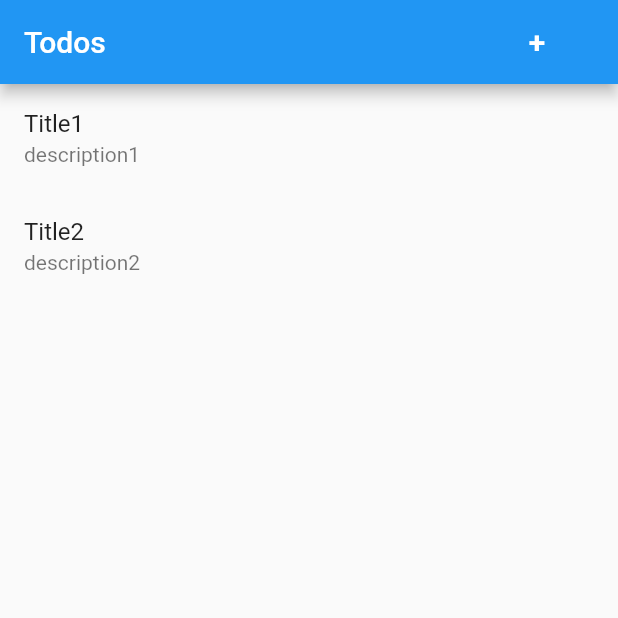
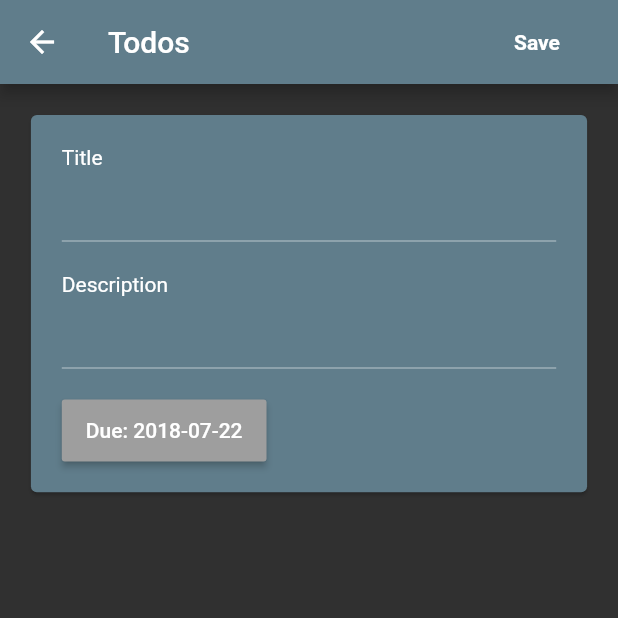
Before and after one commit to ViktorSimko/FlutterTodo, a Flutter app: the screen it shows after launch, after a tap on an icon or button, on a phone screen of 412 x 824 dp, the top half of it. Run offline on Flutter 3.47's test engine with Material 2 defaults, Android fonts, the phone set to English and light mode, and no system bars.

Commit message:
Add todo details screen and implement editing

```diff
--- a/lib/main.dart
+++ b/lib/main.dart
@@ -1,7 +1,8 @@
 import 'package:flutter/material.dart';
+
 import 'package:todo/entity/todo.dart';
-import 'package:todo/service/todo_api.dart';
 import 'package:todo/service/todo_api_in_mem.dart';
+import 'package:todo/widget/todo_list.dart';
 
 TodoAPIInMem api = TodoAPIInMem();
 
@@ -13,78 +14,10 @@ void main() {
   runApp(new MaterialApp(
     title: 'Todo',
     home: TodoList(api),
+    theme: ThemeData(
+      brightness: Brightness.dark,
+      primaryColor: Colors.blueGrey,
+      accentColor: Colors.cyanAccent,
+    ),
   ));
 }
-
-class TodoList extends StatefulWidget {
-  TodoAPI api;
-
-  TodoList(this.api);
-
-  @override
-  _TodoListState createState() => _TodoListState(api);
-}
-
-class _TodoListState extends State<TodoList> {
-  TodoAPI api;
-  List<Todo> todos = [];
-
-  _TodoListState(this.api);
-
-  @override
-  void initState() {
-    api.getAll().then((res) {
-      setState(() {
-        todos = res;
-      });
-    });
-
-    super.initState();
-  }
-
-  @override
-  Widget build(BuildContext context) {
-    return Scaffold(
-      appBar: AppBar(
-        title: Text('Todos'),
-        actions: <Widget>[
-          Container(
-            child: FlatButton(
-              child: Text(
-                "+", style:
-                TextStyle(
-                  fontSize: 20.0,
-                  fontWeight: FontWeight.bold,
-                  color: Color.fromARGB(255, 255, 255, 255)
-                )
-              ),
-              onPressed: () {
-                //Navigator.of(context).push()
-              },
-              shape: CircleBorder(),
-            ),
-            padding: EdgeInsets.all(10.0),
-          ),
-        ]
-      ),
-      body: ListView(
-        children: _buildTodoItems(),
-      ),
-    );
-  }
-
-  List<_TodoItem> _buildTodoItems() {
-    return todos.map((todo) => new _TodoItem(todo)).toList();
-  }
-
-}
-
-class _TodoItem extends ListTile {
-
-  _TodoItem(Todo todo) :
-    super(
-      title: Text(todo.title),
-      subtitle: Text(todo.description),
-    );
-
-}
--- a/lib/service/api.dart
+++ b/lib/service/api.dart
@@ -10,7 +10,7 @@ abstract class API<E extends Entity> {
 
   Future<E> getOne({String id});
 
-  Future<void> updateOne({String id, E entity});
+  Future<void> updateOne({E entity});
 
   Future<void> deleteOne({String id});
 
--- a/lib/service/todo_api.dart
+++ b/lib/service/todo_api.dart
@@ -9,7 +9,7 @@ abstract class TodoAPI implements API<Todo> {
 
   getOne({String id});
 
-  updateOne({String id, Todo entity});
+  updateOne({Todo entity});
 
   deleteOne({String id});
 
--- a/lib/service/todo_api_in_mem.dart
+++ b/lib/service/todo_api_in_mem.dart
@@ -13,15 +13,26 @@ class TodoAPIInMem implements TodoAPI {
   }
 
   getAll() {
-    return Future.value(todos);
+    List<Todo> todosToReturn = [];
+    for (final todo in todos) {
+      todosToReturn.add(Todo(todo.id, todo.title, todo.description, todo.due));
+    }
+
+    return Future.value(todosToReturn);
   }
 
   getOne({String id}) {
-    return Future.value(todos.where((todo) => todo.id == id).first);
+    final todosMatching = todos.where((todo) => todo.id == id);
+    if (todosMatching.length == 0) {
+      return Future.value(null);
+    }
+    final todo = todosMatching.first;
+    final todoToReturn = Todo(todo.id, todo.title, todo.description, todo.due);
+    return Future.value(todoToReturn);
   }
 
-  updateOne({String id, Todo entity}) {
-    var index = todos.indexWhere((todo) => todo.id == id);
+  updateOne({Todo entity}) {
+    var index = todos.indexWhere((todo) => todo.id == entity.id);
     todos[index] = entity;
     return Future.value();
   }
--- a/lib/service/todo_api_web.dart
+++ b/lib/service/todo_api_web.dart
@@ -15,7 +15,7 @@ class TodoAPIWeb implements TodoAPI {
     return null;
   }
 
-  updateOne({String id, Todo entity}) {
+  updateOne({Todo entity}) {
     return null;
   }
 
--- /dev/null
+++ b/lib/widget/todo_details.dart
@@ -0,0 +1,140 @@
+import 'package:flutter/material.dart';
+import 'package:intl/intl.dart';
+
+import 'package:todo/entity/todo.dart';
+
+class TodoDetails extends StatefulWidget {
+  Todo todo;
+
+  TodoDetails(this.todo);
+
+  @override
+  _TodoDetailsState createState() => _TodoDetailsState();
+}
+
+class _TodoDetailsState extends State<TodoDetails> {
+
+  var _due = DateTime.now();
+
+  final _formKey = GlobalKey<FormState>();
+  final _formatter = DateFormat('yyyy-MM-dd');
+  final _titleEditingController = TextEditingController();
+  final _descriptionEditingController = TextEditingController();
+
+  @override
+  void initState() {
+    if (widget.todo != null) {
+      _due = widget.todo.due;
+      _titleEditingController.text = widget.todo.title;
+      _descriptionEditingController.text = widget.todo.description;
+    }
+
+    super.initState();
+  }
+
+  @override
+  void dispose() {
+    _titleEditingController.dispose();
+    _descriptionEditingController.dispose();
+
+    super.dispose();
+  }
+
+  @override
+  Widget build(BuildContext context) {
+    final gap = MediaQuery.of(context).size.width * 0.05;
+    final nonEmptyValidator = (value) {
+      if (value.isEmpty) {
+        return "This field can't be empty";
+      }
+    };
+
+    return Scaffold(
+      appBar: AppBar(
+        title: Text('Todos'),
+        actions: <Widget>[
+          Container(
+            child: FlatButton(
+              child: Text(
+                "Save", style:
+                TextStyle(
+                  fontWeight: FontWeight.bold,
+                  color: Colors.white,
+                ),
+              ),
+              onPressed: () {
+                if (!_formKey.currentState.validate()) {
+                  return;
+                }
+
+                final title = _titleEditingController.text;
+                final description = _descriptionEditingController.text;
+
+                var todoToReturn = Todo('', title, description, _due);
+                if (widget.todo != null) {
+                  todoToReturn.id = widget.todo.id;
+                }
+                Navigator.pop(context, todoToReturn);
+              },
+            ),
+            padding: EdgeInsets.all(10.0),
+          ),
+        ],
+      ),
+      body: Card(
+        margin: EdgeInsets.all(gap),
+        color: Colors.blueGrey,
+        child: IntrinsicHeight(
+          child: Padding(
+            padding: EdgeInsets.all(gap),
+            child: Form(
+              key: _formKey,
+              child: Column(
+                crossAxisAlignment: CrossAxisAlignment.start,
+                children: <Widget>[
+                  Text('Title'),
+                  TextFormField(
+                    validator: nonEmptyValidator,
+                    controller: _titleEditingController,
+                  ),
+                  Padding(
+                    padding: EdgeInsets.only(top: gap),
+                    child: Text('Description'),
+                  ),
+                  TextFormField(
+                    validator: nonEmptyValidator,
+                    controller: _descriptionEditingController,
+                  ),
+                  Padding(
+                    padding: EdgeInsets.only(top: gap),
+                    child: SizedBox(
+                      height: MediaQuery.of(context).size.width * .1,
+                      child: RaisedButton(
+                        onPressed: () async {
+                          var now = DateTime.now();
+                          final date = await showDatePicker(
+                            context: context,
+                            firstDate: now.isBefore(_due) ? now : _due,
+                            lastDate: DateTime(3000),
+                            initialDate: _due,
+                          );
+                          setState(() {
+                            if (date != null) {
+                              _due = date;
+                            }
+                          });
+                        },
+                        color: Colors.grey,
+                        child: Text("Due: ${_formatter.format(_due)}"),
+                      ),
+                    ),
+                  )
+                ],
+              ),
+            ),
+          ),
+        ),
+      ),
+    );
+  }
+}
--- /dev/null
+++ b/lib/widget/todo_list.dart
@@ -0,0 +1,129 @@
+import 'package:flutter/material.dart';
+
+import 'package:todo/entity/todo.dart';
+import 'package:todo/service/todo_api.dart';
+import 'package:todo/widget/todo_details.dart';
+
+class TodoList extends StatefulWidget {
+  TodoAPI api;
+
+  TodoList(this.api);
+
+  @override
+  _TodoListState createState() => _TodoListState();
+}
+
+class _TodoListState extends State<TodoList> {
+  List<Todo> _todos = [];
+
+  Widget _getListItem(Todo todo) {
+    final gap = MediaQuery.of(context).size.width * .05;
+
+    return Card(
+      color: Colors.blueGrey,
+      margin: EdgeInsets.symmetric(horizontal: gap, vertical: gap / 2),
+      child: ListTile(title: Text(todo.title)),
+    );
+  }
+
+  ListView _getList(List<Todo> todos) {
+    return ListView.builder(
+      itemCount: todos.length,
+      itemBuilder: (context, index) {
+        final todo = todos[index];
+
+        return Dismissible(
+          key: Key(todo.id),
+          onDismissed: (direction) async {
+            await widget.api.deleteOne(id: todo.id);
+            todos.removeWhere((t) => t.id == todo.id);
+            Scaffold
+              .of(context)
+              .showSnackBar(SnackBar(content: Text("${todo.title} removed")));
+          },
+          direction: DismissDirection.endToStart,
+          background: Container(color: Colors.red),
+          child: GestureDetector(
+            child: _getListItem(todo),
+            onTap: () async {
+              final Todo updatedTodo = await Navigator.push(
+                context,
+                MaterialPageRoute(builder: (context) => TodoDetails(todo)),
+              );
+
+              if (updatedTodo == null) {
+                return;
+              }
+
+              await widget.api.updateOne(entity: updatedTodo);
+              final i = _todos.indexWhere((t) => t.id == updatedTodo.id);
+              if (i == -1) {
+                return;
+              }
+
+              _todos[i] = updatedTodo;
+            },
+          ),
+        );
+      },
+    );
+  }
+
+  @override
+  Widget build(BuildContext context) {
+    final gap = MediaQuery.of(context).size.width * .05;
+
+    var listFutureBuilder = FutureBuilder(
+      future: widget.api.getAll(),
+      builder: (context, snapshot) {
+        switch(snapshot.connectionState)  {
+          case ConnectionState.waiting:
+            return CircularProgressIndicator();
+          case ConnectionState.done:
+            _todos = snapshot.data;
+            return Padding(
+              padding: EdgeInsets.only(top: gap / 2),
+              child: _getList(_todos),
+            );
+          default:
+        }
+      },
+    );
+
+    return Scaffold(
+      appBar: AppBar(
+        title: Text('Todos'),
+        actions: <Widget>[
+          Container(
+            child: FlatButton(
+              child: Text(
+                "+", style:
+                TextStyle(
+                  fontSize: 20.0,
+                  fontWeight: FontWeight.bold,
+                  color: Color.fromARGB(255, 255, 255, 255)
+                ),
+              ),
+              onPressed: () async {
+                final Todo todo = await Navigator.push(
+                  context,
+                  MaterialPageRoute(builder: (context) => TodoDetails(null)),
+                );
+
+                if (todo == null) {
+                  return;
+                }
+
+                await widget.api.addOne(entity: todo);
+                _todos.add(todo);
+              },
+              shape: CircleBorder(),
+            ),
+            padding: EdgeInsets.all(10.0),
+          ),
+        ],
+      ),
+      body: listFutureBuilder,
+    );
+  }
+}
--- a/pubspec.yaml
+++ b/pubspec.yaml
@@ -9,9 +9,13 @@ dependencies:
   # Use with the CupertinoIcons class for iOS style icons.
   cupertino_icons: ^0.1.2
 
+  intl: ^0.15.7
+
 dev_dependencies:
   flutter_test:
     sdk: flutter
+
+  mockito: ^2.2.3
 
 
 # For information on the generic Dart part of this file, see the
```
Also changed, not shown: pubspec.lock, 3 other files.
